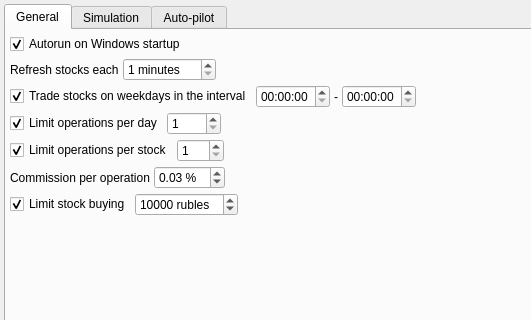
The window that src/config/settingsdialog.ui (Gris87/TInvestor) describes before a commit, drawn with Qt 5; both pictures show x 0 to 531 and y 0 to 320 of the 640 by 480 pixel window.
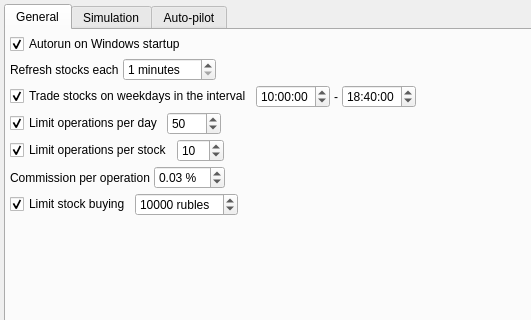
The same window after the commit. Custom widgets are drawn as their Qt base class.

```diff
--- a/src/config/settingsdialog.ui
+++ b/src/config/settingsdialog.ui
@@ -120,7 +120,15 @@
           </widget>
          </item>
          <item>
-          <widget class="QTimeEdit" name="scheduleStartTimeEdit"/>
+          <widget class="QTimeEdit" name="scheduleStartTimeEdit">
+           <property name="time">
+            <time>
+             <hour>10</hour>
+             <minute>0</minute>
+             <second>0</second>
+            </time>
+           </property>
+          </widget>
          </item>
          <item>
           <widget class="QLabel" name="label_3">
@@ -130,7 +138,15 @@
           </widget>
          </item>
          <item>
-          <widget class="QTimeEdit" name="scheduleEndTimeEdit"/>
+          <widget class="QTimeEdit" name="scheduleEndTimeEdit">
+           <property name="time">
+            <time>
+             <hour>18</hour>
+             <minute>40</minute>
+             <second>0</second>
+            </time>
+           </property>
+          </widget>
          </item>
          <item>
           <spacer name="horizontalSpacer_5">
@@ -170,6 +186,9 @@
            <property name="maximum">
             <number>1000</number>
            </property>
+           <property name="value">
+            <number>50</number>
+           </property>
           </widget>
          </item>
          <item>
@@ -210,6 +229,9 @@
            <property name="maximum">
             <number>100</number>
            </property>
+           <property name="value">
+            <number>10</number>
+           </property>
           </widget>
          </item>
          <item>
@@ -505,6 +527,14 @@
    </item>
   </layout>
  </widget>
+ <customwidgets>
+  <customwidget>
+   <class>DecisionMakerConfigWidget</class>
+   <extends>QWidget</extends>
+   <header>src/config/decisionmakerconfigwidget.h</header>
+   <container>1</container>
+  </customwidget>
+ </customwidgets>
  <resources/>
  <connections/>
 </ui>
```
Left out of the diff: 12 changed lines with no effect on the pictures.
